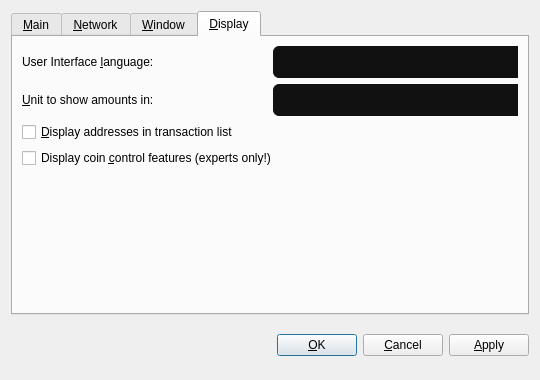
Old version of the form src/qt/forms/optionsdialog.ui in the repository btcdream/ecoin.
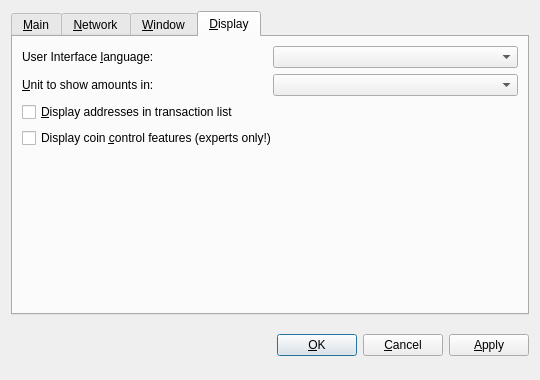
New version of the form. The open tabs and pages were chosen to show the change. Icons and pictures are not drawn. Custom widgets are drawn as their Qt base class.

```diff
--- a/src/qt/forms/optionsdialog.ui
+++ b/src/qt/forms/optionsdialog.ui
@@ -13,350 +13,12 @@
   <property name="windowTitle">
    <string>Options</string>
   </property>
-  <property name="styleSheet">
-   <string notr="true">QDialog, QFrame {
-	color: white;
-	background-color: #222;
-	border: none;
-}
-
-QLabel {
-	background-color: transparent;
-}
-
-QCheckBox {
-    color: white;
-}
-
-QFrame#central { background-color: #222; border: none }
-QFrame#frame, QFrame#frame_2, QFrame#frame_3 {
-	background-color: #111;
-	border-style: plain;
-	border-width: 20px;
-	border-radius: 20px;
-	border-color: #111;
-	min-width: 10em;
-	padding: 6px;
-}
-QLabel[openExternalLinks=true], QHeaderView { color: #cca000 }
-QLabel[openExternalLinks=false] { color: white; font-weight: normal }
-QPushButton, QToolButton {
-	border: 4px solid #111;
-	border-radius: 12px;
-	background-color: #111;
-	color: white;
-	padding: 6px;
-	margin: 6px;
-}
-QPushButton:pressed, QToolButton:checked {
-	color: #cca000;
-}
-QPushButton:pressed, QToolButton:pressed {
-	border-color: #cca000;
-	color: #cca000;
-}
-QPushButton:disabled, QToolButton:disabled {
-	color: #444;
-	background-color: #222;
-}
-
-
-#scrollAreaWidgetContents QToolButton {
-	border-radius: 8px;
-	border-width: 0px;
-}
-
-/* the background-color is overridden to transparent for mac os x 
-   due to the entire toolbar area not being drawable in a regular
-   QMainWindow
-*/
-QToolBar { background: #222; border: 0px solid black; padding: 3px; }
-
-QToolBar::handle { image: url(handle.png); }
-QStatusBar { background: #222; }
-QMenuBar { background: #222; }
-QMenuBar::item { background: #222; color: white; }
-
-#scrollAreaWidgetContents { background: #222 }
-#scrollAreaWidgetContents &gt; QFrame { background-color: #222; border-width: 0px; border-style: none; }
-
-QLineEdit {
-	border-radius: 6px;
-	border-width: 2px;
-	border-color: #222;
-	padding: 8px;
-	background-color: #111;
-	color: white;
-}
-
-QComboBox {
-	border-radius: 6px;
-	border-width: 0;
-	border-style: none;
-	padding: 8px;
-	background-color: #111;
-	color: white;
-}
-
-QComboBox::drop-down {
-	border-width: 0;
-	border-style: none;
-	background-color: #111;
-	color: white;
-}
-
-QTableView {
-	background: #111;
-	color: white;
-	border-style: none;
-	selection-background-color: #cca000;
-    alternate-background-color: #222;
-	selection-color: #111;
-	border: 0px solid black;
-}
-
-QHeaderView { color: #cca000; background-color: #111; background-image: none; }
-QHeaderView::section { color: #cca000; background-color: #222; }
-QHeaderView::section:checked { background-color: #111; }
-
-QTabWidget {
-	background: #111;
-}
-
- QTabWidget::pane {
-     border-top: 2px solid #111;
-     border: 4px solid #111;
-     border-bottom-left-radius: 8px;
-     border-bottom-right-radius: 8px;
-     border-top-right-radius: 8px;
-	background: #111;
- }
-
- QTabWidget::tab-bar {
-     left: 5px; /* move to the right by 5px */
- }
-
- /* Style the tab using the tab sub-control. Note that
-     it reads QTabBar _not_ QTabWidget */
- QTabBar::tab {
-     background: #111;
-     border: 4px solid #222;
-     border-bottom-color: #111; /* same as the pane color */
-     border-top-left-radius: 4px;
-     border-top-right-radius: 4px;
-     min-width: 8ex;
-     padding: 4px;
-     color: #888;
- }
-
- QTabBar::tab:selected, QTabBar::tab:hover {
-     color: #cca000
- }
-
- QTabBar::tab:selected {
-     border-color: #111; /* same as pane color */
-     border-top-color: #cca000;
- }
-
- QTabBar::tab:!selected {
-     margin-top: 2px; /* make non-selected tabs look smaller */
- }
-
- /* make use of negative margins for overlapping tabs */
- QTabBar::tab:selected {
-     /* expand/overlap to the left and right by 4px */
-     margin-left: -4px;
-     margin-right: -4px;
- }
-
- QTabBar::tab:first:selected {
-     margin-left: 0; /* the first selected tab has nothing to overlap with on the left */
- }
-
- QTabBar::tab:last:selected {
-     margin-right: 0; /* the last selected tab has nothing to overlap with on the right */
- }
-
- QTabBar::tab:only-one {
-     margin: 0; /* if there is only one tab, we don't want overlapping margins */
- }
-
-
-</string>
-  </property>
   <property name="modal">
    <bool>true</bool>
   </property>
   <layout class="QVBoxLayout" name="verticalLayout">
    <item>
     <widget class="QTabWidget" name="tabWidget">
-     <property name="autoFillBackground">
-      <bool>false</bool>
-     </property>
-     <property name="styleSheet">
-      <string notr="true">background-color: #222;
-
-QLabel {
-	background-color: transparent;
-}
-
-QCheckBox {
-    color: white;
-}
-
-QFrame#central { background-color: #222; border: none }
-QFrame#frame, QFrame#frame_2, QFrame#frame_3 {
-	background-color: #111;
-	border-style: plain;
-	border-width: 20px;
-	border-radius: 20px;
-	border-color: #111;
-	min-width: 10em;
-	padding: 6px;
-}
-QLabel[openExternalLinks=true], QHeaderView { color: #cca000 }
-QLabel[openExternalLinks=false] { color: white; font-weight: normal }
-QPushButton, QToolButton {
-	border: 4px solid #111;
-	border-radius: 12px;
-	background-color: #111;
-	color: white;
-	padding: 6px;
-	margin: 6px;
-}
-QPushButton:pressed, QToolButton:checked {
-	color: #cca000;
-}
-QPushButton:pressed, QToolButton:pressed {
-	border-color: #cca000;
-	color: #cca000;
-}
-QPushButton:disabled, QToolButton:disabled {
-	color: #444;
-	background-color: #222;
-}
-
-
-#scrollAreaWidgetContents QToolButton {
-	border-radius: 8px;
-	border-width: 0px;
-}
-
-/* the background-color is overridden to transparent for mac os x 
-   due to the entire toolbar area not being drawable in a regular
-   QMainWindow
-*/
-QToolBar { background: #222; border: 0px solid black; padding: 3px; }
-
-QToolBar::handle { image: url(handle.png); }
-QStatusBar { background: #222; }
-QMenuBar { background: #222; }
-QMenuBar::item { background: #222; color: white; }
-
-#scrollAreaWidgetContents { background: #222 }
-#scrollAreaWidgetContents &gt; QFrame { background-color: #222; border-width: 0px; border-style: none; }
-
-QLineEdit {
-	border-radius: 6px;
-	border-width: 2px;
-	border-color: #222;
-	padding: 8px;
-	background-color: #111;
-	color: white;
-}
-
-QComboBox {
-	border-radius: 6px;
-	border-width: 0;
-	border-style: none;
-	padding: 8px;
-	background-color: #111;
-	color: white;
-}
-
-QComboBox::drop-down {
-	border-width: 0;
-	border-style: none;
-	background-color: #111;
-	color: white;
-}
-
-QTableView {
-	background: #111;
-	color: white;
-	border-style: none;
-	selection-background-color: #cca000;
-    alternate-background-color: #222;
-	selection-color: #111;
-	border: 0px solid black;
-}
-
-QHeaderView { color: #cca000; background-color: #111; background-image: none; }
-QHeaderView::section { color: #cca000; background-color: #222; }
-QHeaderView::section:checked { background-color: #111; }
-
-QTabWidget {
-	background: #111;
-}
-
- QTabWidget::pane {
-     border-top: 2px solid #111;
-     border: 4px solid #111;
-     border-bottom-left-radius: 8px;
-     border-bottom-right-radius: 8px;
-     border-top-right-radius: 8px;
-	background: #111;
- }
-
- QTabWidget::tab-bar {
-     left: 5px; /* move to the right by 5px */
- }
-
- /* Style the tab using the tab sub-control. Note that
-     it reads QTabBar _not_ QTabWidget */
- QTabBar::tab {
-     background: #111;
-     border: 4px solid #222;
-     border-bottom-color: #111; /* same as the pane color */
-     border-top-left-radius: 4px;
-     border-top-right-radius: 4px;
-     min-width: 8ex;
-     padding: 4px;
-     color: #888;
- }
-
- QTabBar::tab:selected, QTabBar::tab:hover {
-     color: #cca000
- }
-
- QTabBar::tab:selected {
-     border-color: #111; /* same as pane color */
-     border-top-color: #cca000;
- }
-
- QTabBar::tab:!selected {
-     margin-top: 2px; /* make non-selected tabs look smaller */
- }
-
- /* make use of negative margins for overlapping tabs */
- QTabBar::tab:selected {
-     /* expand/overlap to the left and right by 4px */
-     margin-left: -4px;
-     margin-right: -4px;
- }
-
- QTabBar::tab:first:selected {
-     margin-left: 0; /* the first selected tab has nothing to overlap with on the left */
- }
-
- QTabBar::tab:last:selected {
-     margin-right: 0; /* the last selected tab has nothing to overlap with on the right */
- }
-
- QTabBar::tab:only-one {
-     margin: 0; /* if there is only one tab, we don't want overlapping margins */
- }</string>
-     </property>
      <property name="tabPosition">
       <enum>QTabWidget::North</enum>
      </property>
@@ -751,32 +413,6 @@
            <property name="toolTip">
             <string>The user interface language can be set here. This setting will take effect after restarting eCoin.</string>
            </property>
-           <property name="styleSheet">
-            <string notr="true">QLineEdit {
-	border-radius: 6px;
-	border-width: 2px;
-	border-color: #222;
-	padding: 8px;
-	background-color: #111;
-	color: white;
-}
-
-QComboBox {
-	border-radius: 6px;
-	border-width: 0;
-	border-style: none;
-	padding: 8px;
-	background-color: #111;
-	color: white;
-}
-
-QComboBox::drop-down {
-	border-width: 0;
-	border-style: none;
-	background-color: #111;
-	color: white;
-}</string>
-           </property>
           </widget>
          </item>
         </layout>
@@ -801,32 +437,6 @@
            <property name="toolTip">
             <string>Choose the default subdivision unit to show in the interface and when sending coins.</string>
            </property>
-           <property name="styleSheet">
-            <string notr="true">QLineEdit {
-	border-radius: 6px;
-	border-width: 2px;
-	border-color: #222;
-	padding: 8px;
-	background-color: #111;
-	color: white;
-}
-
-QComboBox {
-	border-radius: 6px;
-	border-width: 0;
-	border-style: none;
-	padding: 8px;
-	background-color: #111;
-	color: white;
-}
-
-QComboBox::drop-down {
-	border-width: 0;
-	border-style: none;
-	background-color: #111;
-	color: white;
-}</string>
-           </property>
           </widget>
          </item>
         </layout>
@@ -951,18 +561,17 @@
    <class>BitcoinAmountField</class>
    <extends>QSpinBox</extends>
    <header>bitcoinamountfield.h</header>
-   <container>1</container>
-  </customwidget>
-  <customwidget>
-   <class>QValidatedLineEdit</class>
-   <extends>QLineEdit</extends>
-   <header>qvalidatedlineedit.h</header>
   </customwidget>
   <customwidget>
    <class>QValueComboBox</class>
    <extends>QComboBox</extends>
    <header>qvaluecombobox.h</header>
   </customwidget>
+  <customwidget>
+   <class>QValidatedLineEdit</class>
+   <extends>QLineEdit</extends>
+   <header>qvalidatedlineedit.h</header>
+  </customwidget>
  </customwidgets>
  <resources/>
  <connections/>
```
Left out of the diff: 70 changed lines with no effect on the pictures.
